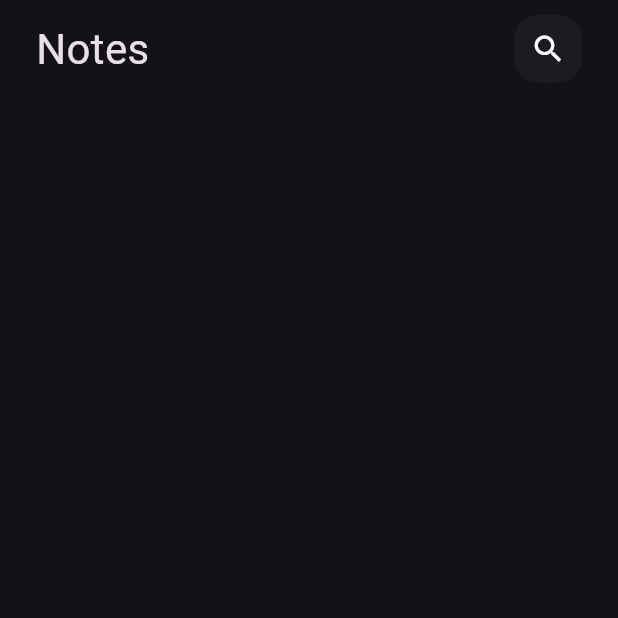
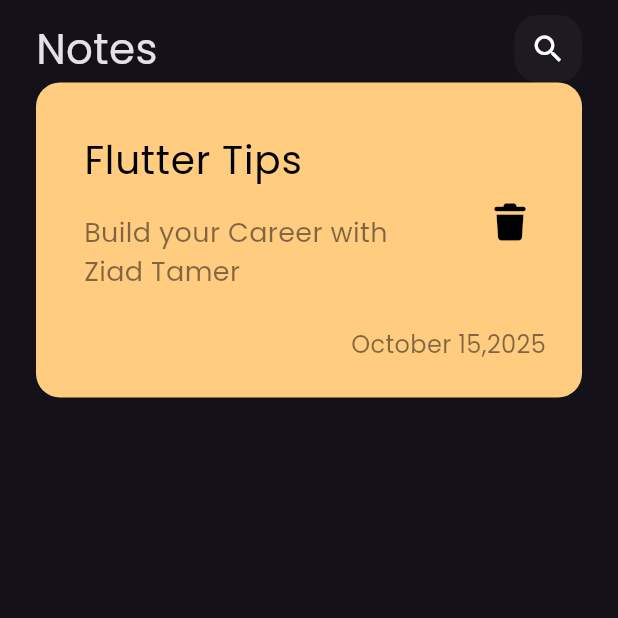
Before and after one commit to ZiadTamer10/notes_app, a Flutter app: the screen it shows after launch, on a phone screen of 412 x 824 dp, the top half of it. Run offline on Flutter 3.47's test engine with Material 3 defaults, Android fonts, the phone set to English and light mode, and no system bars; our stand-ins replace font_awesome_flutter.

Commit message:
create NoteItem and add Font

```diff
--- a/lib/main.dart
+++ b/lib/main.dart
@@ -12,7 +12,7 @@ class NotesApp extends StatelessWidget {
   Widget build(BuildContext context) {
     return MaterialApp(
       debugShowCheckedModeBanner: false,
-      theme: ThemeData(brightness: Brightness.dark),
+      theme: ThemeData(brightness: Brightness.dark, fontFamily: 'Poppins'),
       home: NotesView(),
     );
   }
--- /dev/null
+++ b/lib/widgets/note_item.dart
@@ -0,0 +1,52 @@
+import 'package:flutter/material.dart';
+import 'package:font_awesome_flutter/font_awesome_flutter.dart';
+
+class NoteImte extends StatelessWidget {
+  const NoteImte({super.key});
+
+  @override
+  Widget build(BuildContext context) {
+    return Container(
+      padding: EdgeInsets.only(top: 24, bottom: 24, left: 16),
+      decoration: BoxDecoration(
+        color: Color(0xffffcc80),
+        borderRadius: BorderRadius.circular(16),
+      ),
+      child: Column(
+        crossAxisAlignment: CrossAxisAlignment.end,
+        children: [
+          ListTile(
+            title: Text(
+              'Flutter Tips',
+              style: TextStyle(color: Colors.black, fontSize: 26),
+            ),
+            subtitle: Padding(
+              padding: const EdgeInsets.only(top: 16, bottom: 16),
+              child: Text(
+                'Build your Career with Ziad Tamer',
+                style: TextStyle(
+                  color: Colors.black.withOpacity(0.5),
+                  fontSize: 18,
+                ),
+              ),
+            ),
+            trailing: IconButton(
+              onPressed: () {},
+              icon: Icon(FontAwesomeIcons.trash, color: Colors.black, size: 24),
+            ),
+          ),
+          Padding(
+            padding: const EdgeInsets.only(right: 24),
+            child: Text(
+              'October 15,2025',
+              style: TextStyle(
+                fontSize: 16,
+                color: Colors.black.withOpacity(0.5),
+              ),
+            ),
+          ),
+        ],
+      ),
+    );
+  }
+}
--- a/lib/widgets/notes_view_body.dart
+++ b/lib/widgets/notes_view_body.dart
@@ -1,5 +1,6 @@
 import 'package:flutter/material.dart';
 import 'package:notes_app/widgets/custom_app_bar.dart';
+import 'package:notes_app/widgets/note_item.dart';
 
 class NotesViewBody extends StatelessWidget {
   const NotesViewBody({super.key});
@@ -8,7 +9,9 @@ class NotesViewBody extends StatelessWidget {
   Widget build(BuildContext context) {
     return Padding(
       padding: const EdgeInsets.symmetric(horizontal: 24),
-      child: Column(children: [SizedBox(height: 10), CustomAppBar()]),
+      child: Column(
+        children: [SizedBox(height: 10), CustomAppBar(), NoteImte()],
+      ),
     );
   }
 }
```
Also changed, not shown: pubspec.yaml (+7 -12 lines), assets/fonts/Poppins-Regular.ttf (added), pubspec.lock, 1 other file.
